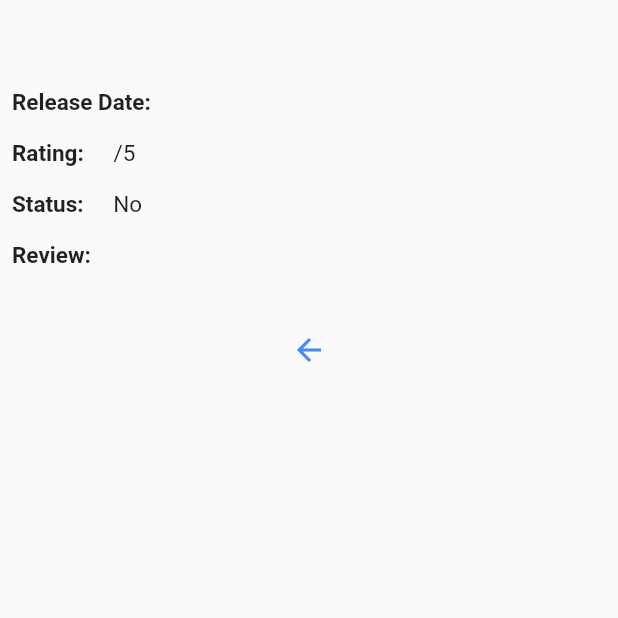
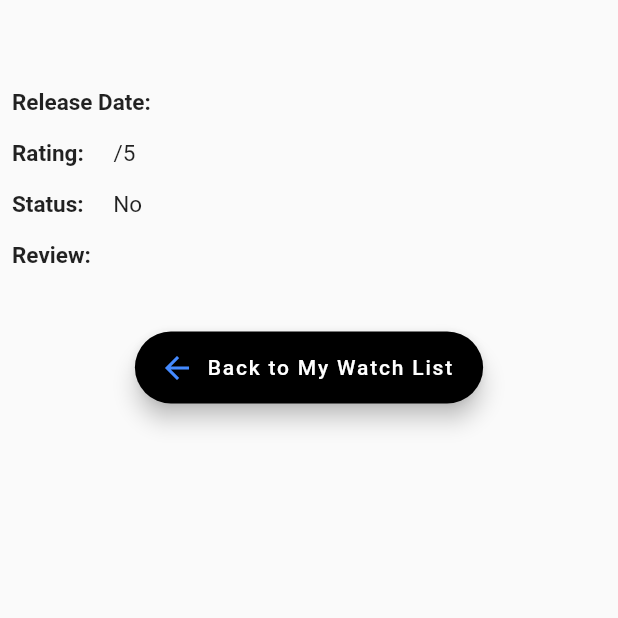
Before and after one commit to JohannesSetiawan/pbp-flutter-lab, a Flutter app: the DetailPage screen opened directly with empty values, on a phone screen of 412 x 824 dp, the top half of it. Run offline on Flutter 3.47's test engine with Material 2 defaults, Android fonts, the phone set to English and light mode, and no system bars.

Commit message:
Tugas 9: Perbaikan

```diff
--- a/counter_7/lib/page/mywatchlistPage.dart
+++ b/counter_7/lib/page/mywatchlistPage.dart
@@ -233,11 +233,14 @@ class DetailPage extends StatelessWidget {
                   textAlign: TextAlign.left),
             ),
           ),
-          InkWell(
-            onTap: () {
-              Navigator.pop(context);
-            },
-            child: Icon(Icons.arrow_back, color: Colors.blueAccent),
+          FloatingActionButton.extended(
+            label: Text('Back to My Watch List'), // <-- Text
+            backgroundColor: Colors.black,
+            icon: Icon( // <-- Icon
+              Icons.arrow_back, color: Colors.blueAccent,
+              size: 24.0,
+            ),
+            onPressed: () { Navigator.pop(context);},
           ),
         ],
       ),
--- a/counter_7/lib/utilities function/drawer.dart
+++ b/counter_7/lib/utilities function/drawer.dart
@@ -1,4 +1,4 @@
-import 'package:counter_7/page/main.dart';
+import 'package:counter_7/main.dart';
 import 'package:flutter/material.dart';
 import 'package:counter_7/page/budgetForm.dart';
 import 'package:counter_7/page/budgetData.dart';
```
Also changed, not shown: counter_7/lib/main.dart (renamed from counter_7/lib/page/main.dart), 1 other file.
